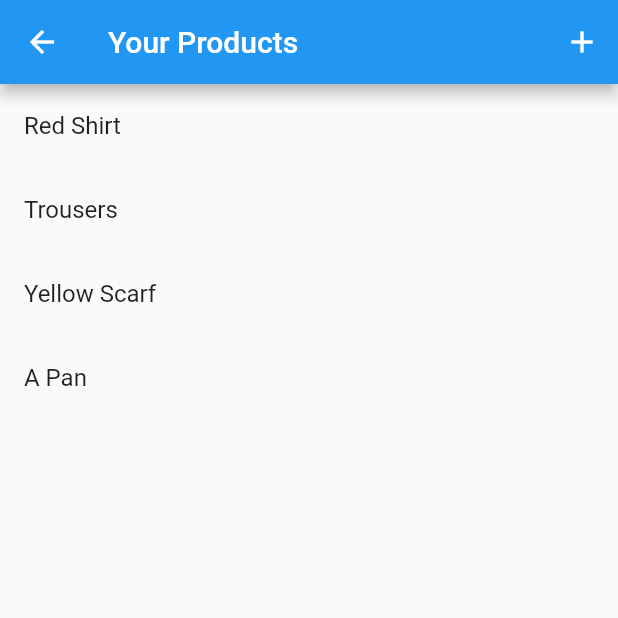
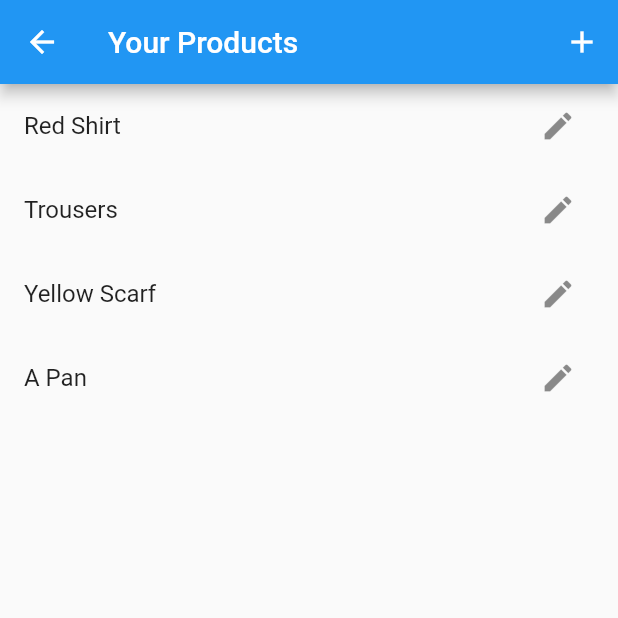
Before and after one commit to Rares23/my_shop_app, a Flutter app: the screen it shows after launch, after a tap on the "favorite outline" icon, after a tap on the "shopping cart" icon, after a tap on the "list alt" icon, on a phone screen of 412 x 824 dp, the top half of it. Run offline on Flutter 3.47's test engine with Material 2 defaults, Android fonts, the phone set to English and light mode, and no system bars; network calls fail.

Commit message:
show product form for create new product screen

```diff
--- a/lib/components/user_product_list_item_view.dart
+++ b/lib/components/user_product_list_item_view.dart
@@ -1,13 +1,25 @@
 import 'package:flutter/material.dart';
 import 'package:my_shop_app/data/models/product.dart';
+import 'package:my_shop_app/screens/edit_product_screen.dart';
 import 'package:provider/provider.dart';
 
 class UserProductListItemView extends StatelessWidget {
+  void _openEditProduct(BuildContext context, String productId) {
+    Navigator.of(context)
+        .pushNamed(EditProductScreen.route, arguments: productId);
+  }
+
   @override
   Widget build(BuildContext context) {
     final Product product = Provider.of<Product>(context);
     return ListTile(
       title: Text(product.title),
+      trailing: IconButton(
+        icon: Icon(Icons.edit),
+        onPressed: () {
+          _openEditProduct(context, product.id);
+        },
+      ),
     );
   }
 }
--- a/lib/main.dart
+++ b/lib/main.dart
@@ -3,6 +3,8 @@ import 'package:my_shop_app/data/providers/cart_provider.dart';
 import 'package:my_shop_app/data/providers/orders_provider.dart';
 import 'package:my_shop_app/data/providers/products_provider.dart';
 import 'package:my_shop_app/screens/cart_screen.dart';
+import 'package:my_shop_app/screens/create_product_screen.dart';
+import 'package:my_shop_app/screens/edit_product_screen.dart';
 import 'package:my_shop_app/screens/orders_screen.dart';
 import 'package:my_shop_app/screens/product_details_screen.dart';
 import 'package:my_shop_app/screens/products_list_screen.dart';
@@ -29,7 +31,7 @@ class MyApp extends StatelessWidget {
         ),
       ],
       child: MaterialApp(
-        title: 'Flutter Demo',
+        title: 'My Shop',
         theme: ThemeData(
           primarySwatch: Colors.blue,
           accentColor: Colors.deepOrange,
@@ -41,6 +43,8 @@ class MyApp extends StatelessWidget {
           CartScreen.route: (context) => CartScreen(),
           OrdersScreen.route: (context) => OrdersScreen(),
           UserProductsScreen.route: (context) => UserProductsScreen(),
+          EditProductScreen.route: (context) => EditProductScreen(),
+          CreateProductScreen.route: (context) => CreateProductScreen(),
         },
       ),
     );
--- a/lib/screens/create_product_screen.dart
+++ b/lib/screens/create_product_screen.dart
@@ -1,4 +1,5 @@
 import 'package:flutter/material.dart';
+import 'package:my_shop_app/components/product_form.dart';
 
 class CreateProductScreen extends StatelessWidget {
   static const String route = '/product/create';
@@ -9,6 +10,7 @@ class CreateProductScreen extends StatelessWidget {
       appBar: AppBar(
         title: Text('Create Product'),
       ),
+      body: ProductForm(),
     );
   }
 }
--- a/lib/screens/edit_product_screen.dart
+++ b/lib/screens/edit_product_screen.dart
@@ -1,4 +1,5 @@
 import 'package:flutter/material.dart';
+import 'package:my_shop_app/components/product_form.dart';
 
 class EditProductScreen extends StatelessWidget {
   static const String route = '/product/edit';
@@ -9,6 +10,7 @@ class EditProductScreen extends StatelessWidget {
       appBar: AppBar(
         title: Text('Edit Product'),
       ),
+      body: ProductForm(),
     );
   }
 }
--- a/lib/screens/products_list_screen.dart
+++ b/lib/screens/products_list_screen.dart
@@ -71,14 +71,16 @@ class _ProductsListScreenState extends State<ProductsListScreen> {
       floatingActionButton: Column(
         mainAxisAlignment: MainAxisAlignment.end,
         children: [
+          // FloatingActionButton(
+          //   key: ValueKey('orders'),
+          //   child: Icon(Icons.credit_card),
+          //   onPressed: () {
+          //     openOrdersScreen(context);
+          //   },
+          // ),
+          // SizedBox(height: 16),
           FloatingActionButton(
-            child: Icon(Icons.credit_card),
-            onPressed: () {
-              openOrdersScreen(context);
-            },
-          ),
-          SizedBox(height: 16),
-          FloatingActionButton(
+            key: ValueKey('user_products'),
             child: Icon(Icons.list_alt),
             onPressed: () {
               openUserProductsScreen(context);
```
Also changed, not shown: lib/components/product_form.dart (+41 -4 lines), lib/screens/user_products_screen.dart (+8 -1 lines).
